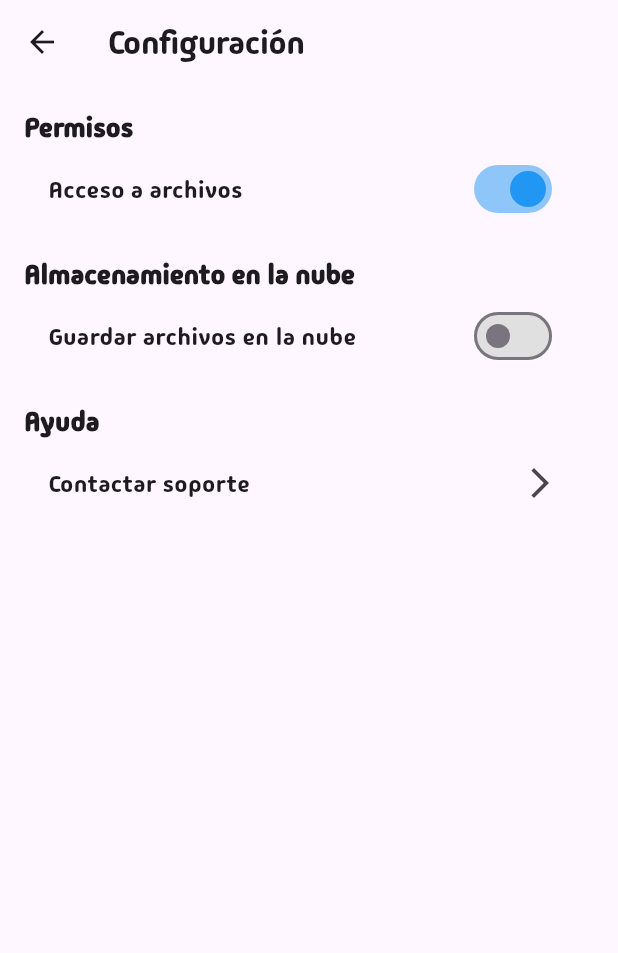
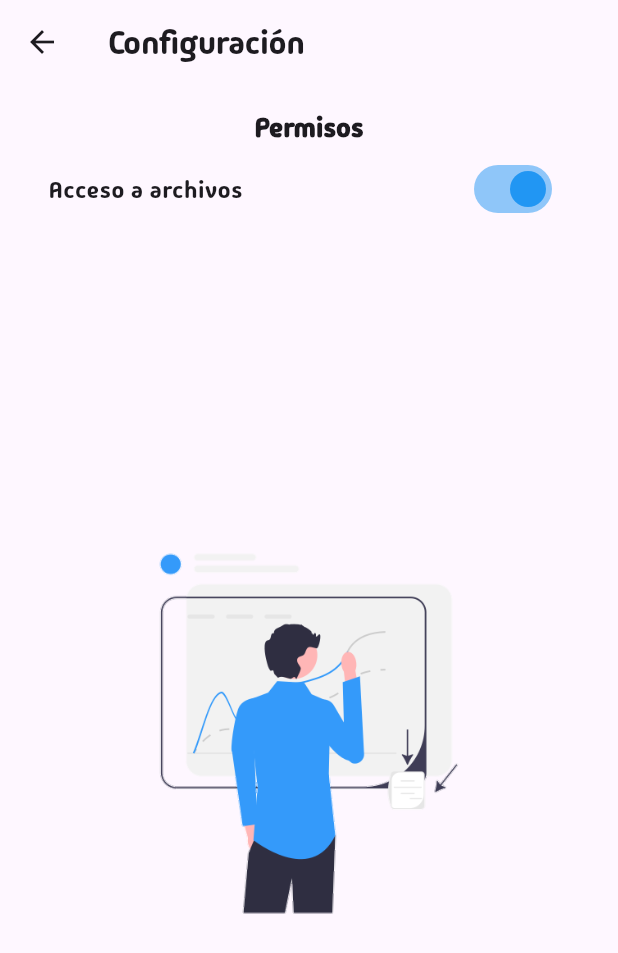
Before and after one commit to efrain131202/Telmex_App, a Flutter app: the SettingsScreen screen opened directly, on a phone screen of 412 x 824 dp. Shown: the top 953 px of the screen. Run offline on Flutter 3.47's test engine with Material 3 defaults, Android fonts, the phone set to English and light mode, and no system bars; our stand-ins replace font_awesome_flutter, permission_handler.

Commit message:
edit settings_screen

```diff
--- a/lib/screens/settings_screen.dart
+++ b/lib/screens/settings_screen.dart
@@ -11,7 +11,6 @@ class SettingsScreen extends StatefulWidget {
 
 class _SettingsScreenState extends State<SettingsScreen> {
   bool _storagePermissionGranted = false;
-  bool _cloudStorageEnabled = false;
 
   @override
   void initState() {
@@ -36,7 +35,8 @@ class _SettingsScreenState extends State<SettingsScreen> {
       body: Padding(
         padding: const EdgeInsets.all(16.0),
         child: Column(
-          crossAxisAlignment: CrossAxisAlignment.start,
+          crossAxisAlignment: CrossAxisAlignment.center,
+          mainAxisAlignment: MainAxisAlignment.center,
           children: [
             const Text(
               'Permisos',
@@ -58,55 +58,18 @@ class _SettingsScreenState extends State<SettingsScreen> {
               inactiveTrackColor: Colors.grey.shade300,
             ),
             const SizedBox(height: 16.0),
-            const Text(
-              'Almacenamiento en la nube',
-              style: TextStyle(
-                fontWeight: FontWeight.bold,
-                fontSize: 18.0,
+            Expanded(
+              child: Center(
+                child: Image.asset(
+                  'assets/images/image_config.png',
+                  fit: BoxFit.contain,
+                  width: MediaQuery.of(context).size.width * 0.8,
+                ),
               ),
-            ),
-            SwitchListTile(
-              title: const Text('Guardar archivos en la nube'),
-              value: _cloudStorageEnabled,
-              onChanged: (value) {
-                setState(() {
-                  _cloudStorageEnabled = value;
-                });
-                if (value) {
-                  _showCloudStorageDialog(context);
-                }
-              },
-              activeColor: Colors.blue,
-              inactiveTrackColor: Colors.grey.shade300,
-            ),
-            const SizedBox(height: 16.0),
-            const Text(
-              'Ayuda',
-              style: TextStyle(
-                fontWeight: FontWeight.bold,
-                fontSize: 18.0,
-              ),
-            ),
-            ListTile(
-              title: const Text('Contactar soporte'),
-              trailing: const Icon(Icons.arrow_forward_ios),
-              onTap: () {
-                _showHelpDialog(context);
-              },
             ),
           ],
         ),
       ),
     );
   }
-
-  void _showCloudStorageDialog(BuildContext context) {
-    // Muestra un cuadro de diálogo o una pantalla para seleccionar archivos
-    // y cargarlos a la nube utilizando la API del servicio de almacenamiento
-  }
-
-  void _showHelpDialog(BuildContext context) {
-    // Muestra un cuadro de diálogo o una pantalla con información de ayuda,
-    // preguntas frecuentes o un formulario de contacto
-  }
 }
--- a/pubspec.yaml
+++ b/pubspec.yaml
@@ -65,8 +65,8 @@ flutter:
     - assets/images/Telmex_logo.png
     - assets/images/fondo_drawer.jpg
     - assets/images/textura.png
-    - assets/images/Icono_TelmexEffi.png
     - assets/images/Logo_telmexEffi.png
+    - assets/images/image_config.png
 
 
   # The following line ensures that the Material Icons font is
```
Also changed, not shown: assets/images/Icono_TelmexEffi.png (deleted), assets/images/image_config.png (added).
